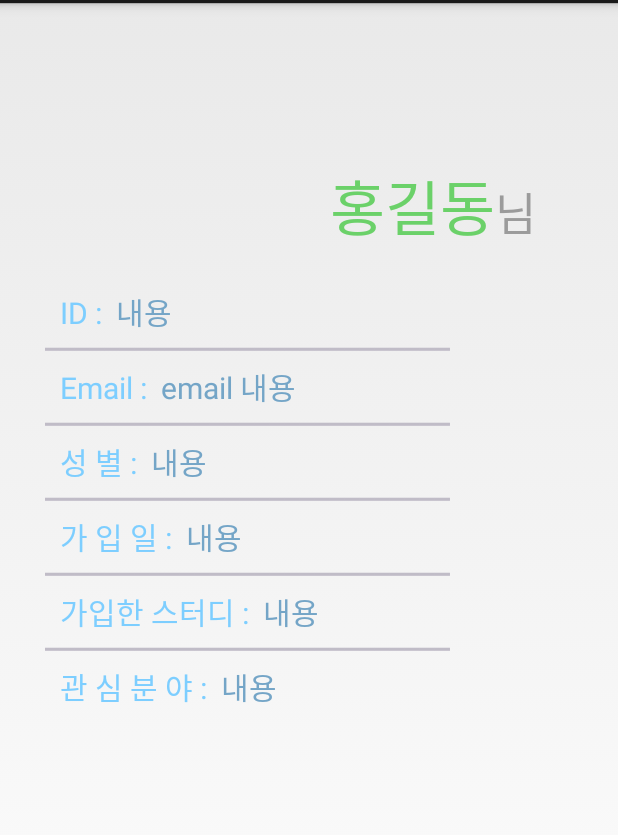
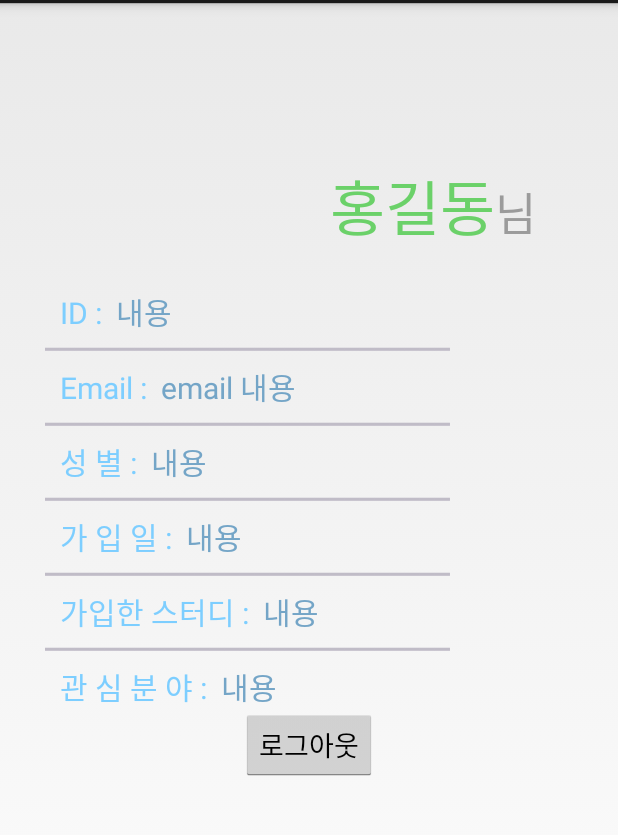
Before and after one commit to Nexters/WeStudy, an Android app: the layout fragment_profile.xml on its own in the app's theme, with its tools: preview values and no code run, on a phone screen of 412 x 824 dp, the part 69-904 px from its top. Run offline under Robolectric (Android 15) with nearby library versions, the phone set to English and light mode, and no system bars.

Commit message:
로그아웃 구현 완료

```diff
--- a/westudy/app/src/main/java/com/common/BackPressCloseHandler.java
+++ b/westudy/app/src/main/java/com/common/BackPressCloseHandler.java
@@ -25,8 +25,9 @@ public class BackPressCloseHandler {
             if(preActivity != null) {
                 preActivity.finish();
             }
+            toast.cancel();
             activity.finish();
-            toast.cancel();
+            android.os.Process.killProcess(android.os.Process.myPid());
         }
     }
 
--- a/westudy/app/src/main/java/com/example/godong/westudy/Activity/LoginActivity.java
+++ b/westudy/app/src/main/java/com/example/godong/westudy/Activity/LoginActivity.java
@@ -66,12 +66,6 @@ public class LoginActivity extends FragmentActivity implements View.OnClickListe
         if(!email_text.equals("") && !pw_text.equals("")) {
             login(email_text, pw_text);
         }
-    }
-
-    @Override
-    public void onPause() {
-        login_dialog.dismiss();
-        super.onPause();
     }
 
     private void init() {
--- a/westudy/app/src/main/res/layout/fragment_profile.xml
+++ b/westudy/app/src/main/res/layout/fragment_profile.xml
@@ -311,6 +311,12 @@
 
     </LinearLayout>
 
+    <Button
+        android:layout_width="wrap_content"
+        android:layout_height="wrap_content"
+        android:text="로그아웃"
+        android:id="@+id/profile_logout_button"
+        android:layout_gravity="center_horizontal" />
 
 
 </LinearLayout>
```
Also changed, not shown: westudy/app/src/main/java/com/example/godong/westudy/SideMenu/ProfileFragment.java (+28 -0 lines).
